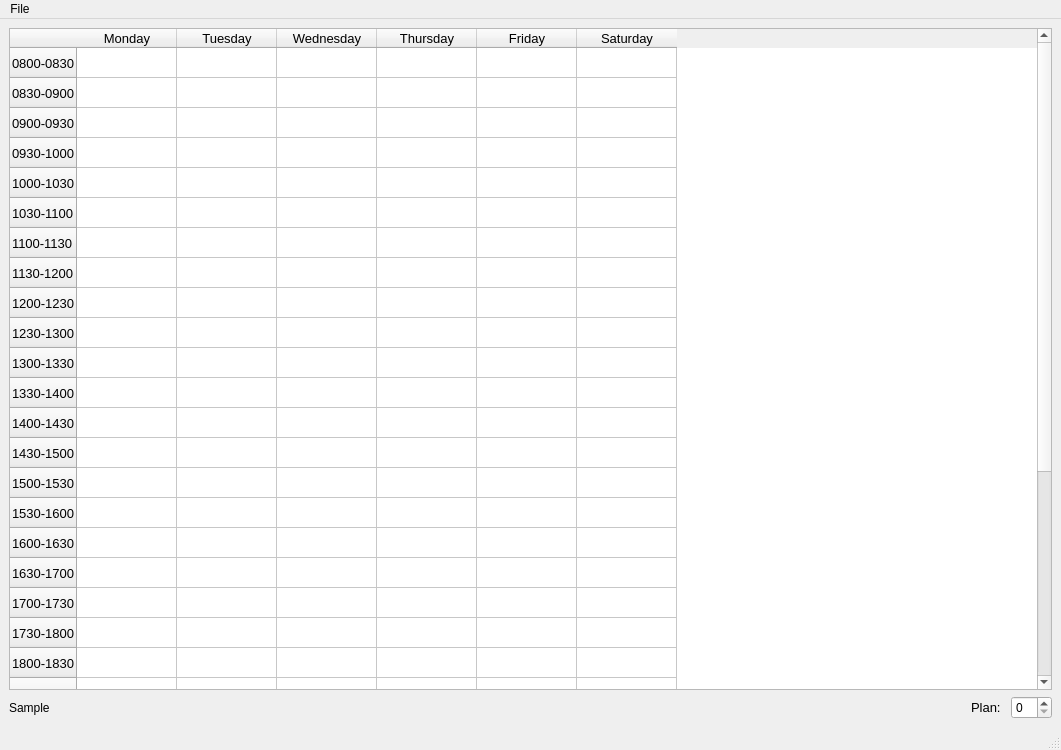
The window that window.ui (adithyaxx/auto-star-planner) describes before a commit, drawn with Qt 5.
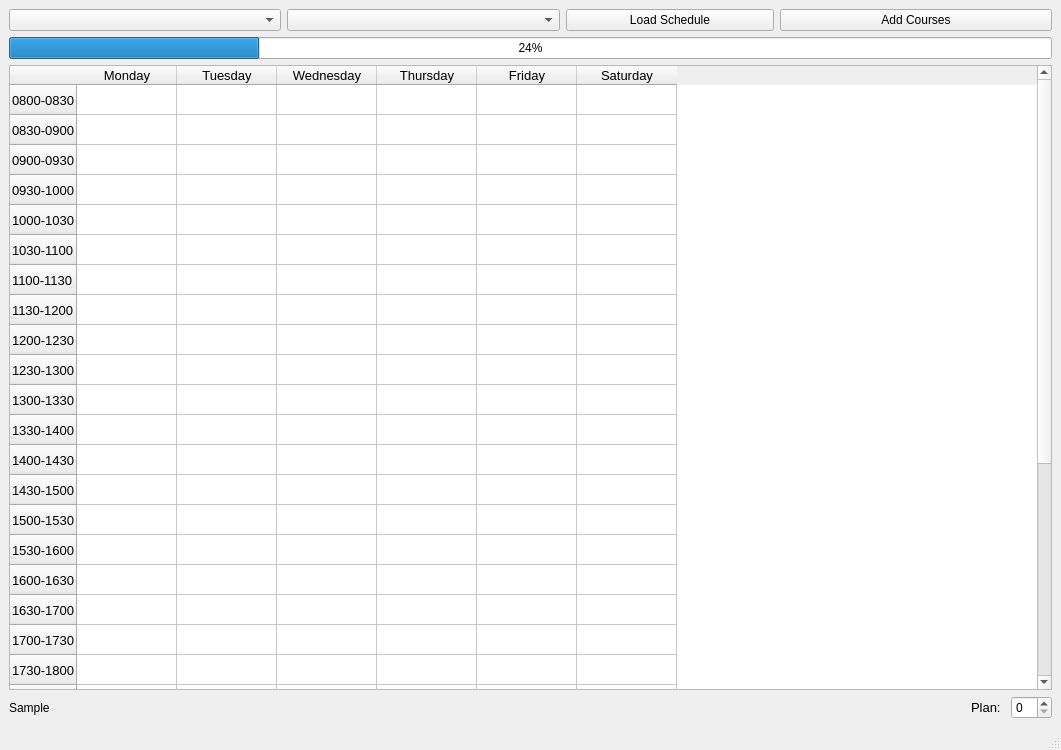
The same window after the commit. Icons and pictures are not drawn.

What changed in the file:
```diff
--- a/window.ui
+++ b/window.ui
@@ -25,6 +25,49 @@
   </property>
   <widget class="QWidget" name="centralwidget">
    <layout class="QVBoxLayout" name="verticalLayout">
+    <item>
+     <layout class="QHBoxLayout" name="horizontalLayout_2">
+      <item>
+       <widget class="QComboBox" name="semesterComboBox"/>
+      </item>
+      <item>
+       <widget class="QComboBox" name="majorComboBox"/>
+      </item>
+      <item>
+       <widget class="QPushButton" name="loadBtn">
+        <property name="minimumSize">
+         <size>
+          <width>208</width>
+          <height>0</height>
+         </size>
+        </property>
+        <property name="maximumSize">
+         <size>
+          <width>208</width>
+          <height>16777215</height>
+         </size>
+        </property>
+        <property name="text">
+         <string>Load Schedule</string>
+        </property>
+       </widget>
+      </item>
+      <item>
+       <widget class="QPushButton" name="addCoursesBtn">
+        <property name="text">
+         <string>Add Courses</string>
+        </property>
+       </widget>
+      </item>
+     </layout>
+    </item>
+    <item>
+     <widget class="QProgressBar" name="progressBar">
+      <property name="value">
+       <number>24</number>
+      </property>
+     </widget>
+    </item>
     <item>
      <widget class="QTableWidget" name="plannerTable">
       <property name="enabled">
@@ -277,24 +320,6 @@
     </item>
    </layout>
   </widget>
-  <widget class="QMenuBar" name="menubar">
-   <property name="geometry">
-    <rect>
-     <x>0</x>
-     <y>0</y>
-     <width>1061</width>
-     <height>18</height>
-    </rect>
-   </property>
-   <widget class="QMenu" name="menuFile">
-    <property name="title">
-     <string>File</string>
-    </property>
-    <addaction name="actionLoad_Class_Schedule"/>
-    <addaction name="actionAdd_Courses"/>
-   </widget>
-   <addaction name="menuFile"/>
-  </widget>
   <widget class="QStatusBar" name="statusbar"/>
   <action name="actionLoad_Class_Schedule">
    <property name="text">
```
